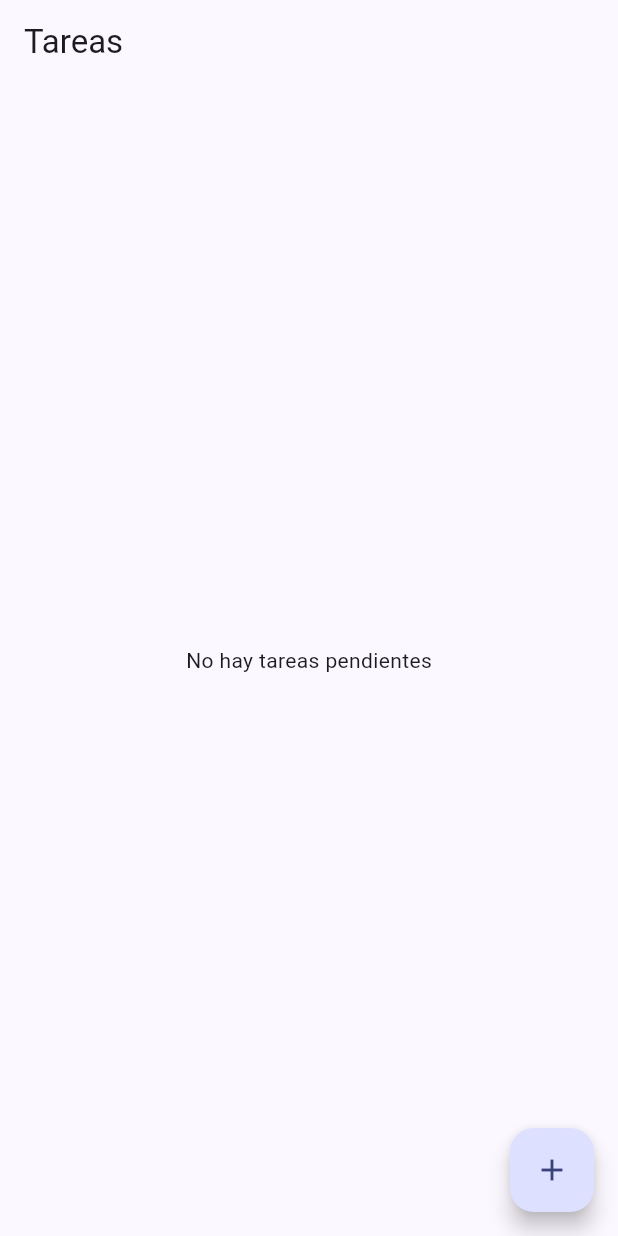
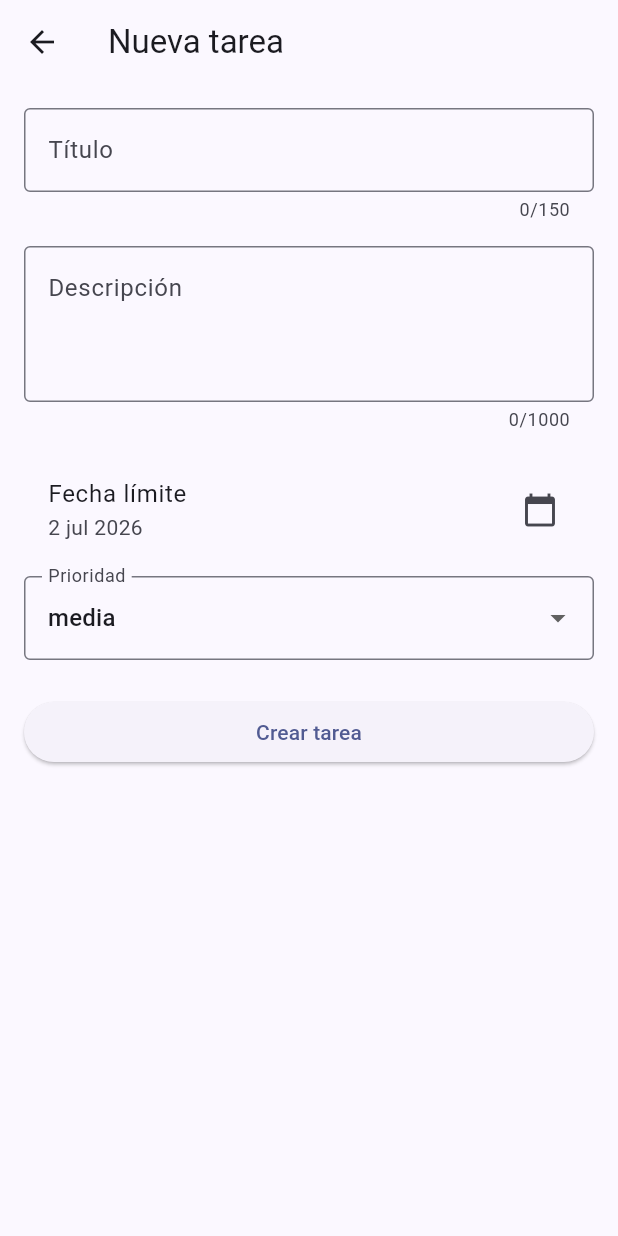
Before and after one commit to JoseHidalgo1/prueba-tecnica-supervisa-crud, a Flutter app: the screen it shows after launch, after a tap on the "add" icon, on a phone screen of 412 x 824 dp. Run offline on Flutter 3.47's test engine with Material 3 defaults, Android fonts, the phone set to English and light mode, and no system bars; our stand-ins replace sqflite; accounts and stored records are empty.

Commit message:
feat: create task form screen

```diff
--- /dev/null
+++ b/lib/screens/task_form_screen.dart
@@ -0,0 +1,191 @@
+// ignore_for_file: deprecated_member_use
+
+import 'package:flutter/material.dart';
+import 'package:intl/intl.dart';
+import 'package:provider/provider.dart';
+
+import 'package:supervisa_task_manager/models/task.dart';
+import 'package:supervisa_task_manager/providers/task_provider.dart';
+
+class TaskFormScreen extends StatefulWidget {
+  const TaskFormScreen({super.key, this.task});
+
+  final Task? task;
+
+  bool get isEditing => task != null;
+
+  @override
+  State<TaskFormScreen> createState() => _TaskFormScreenState();
+}
+
+class _TaskFormScreenState extends State<TaskFormScreen> {
+  final _formKey = GlobalKey<FormState>();
+  final _titleController = TextEditingController();
+  final _descriptionController = TextEditingController();
+
+  late DateTime _dueDate;
+  late TaskPriority _priority;
+  late TaskStatus _status;
+  bool _saving = false;
+
+  @override
+  void initState() {
+    super.initState();
+    if (widget.isEditing) {
+      final task = widget.task!;
+      _titleController.text = task.title;
+      _descriptionController.text = task.description;
+      _dueDate = task.dueDate;
+      _priority = task.priority;
+      _status = task.status;
+    } else {
+      _dueDate = DateTime.now();
+      _priority = TaskPriority.media;
+      _status = TaskStatus.pendiente;
+    }
+  }
+
+  @override
+  void dispose() {
+    _titleController.dispose();
+    _descriptionController.dispose();
+    super.dispose();
+  }
+
+  @override
+  Widget build(BuildContext context) {
+    return Scaffold(
+      appBar: AppBar(
+        title: Text(widget.isEditing ? 'Editar tarea' : 'Nueva tarea'),
+      ),
+      body: Form(
+        key: _formKey,
+        autovalidateMode: AutovalidateMode.onUserInteraction,
+        child: ListView(
+          padding: const EdgeInsets.all(16),
+          children: [
+            TextFormField(
+              controller: _titleController,
+              decoration: const InputDecoration(
+                labelText: 'Título',
+                border: OutlineInputBorder(),
+              ),
+              maxLength: 150,
+              validator: (value) {
+                if (value == null || value.trim().isEmpty) {
+                  return 'El título es obligatorio';
+                }
+                return null;
+              },
+            ),
+            const SizedBox(height: 16),
+            TextFormField(
+              controller: _descriptionController,
+              decoration: const InputDecoration(
+                labelText: 'Descripción',
+                border: OutlineInputBorder(),
+                alignLabelWithHint: true,
+              ),
+              maxLines: 3,
+              maxLength: 1000,
+              validator: (value) {
+                if (value != null && value.length > 1000) {
+                  return 'Máximo 1000 caracteres';
+                }
+                return null;
+              },
+            ),
+            const SizedBox(height: 16),
+            ListTile(
+              title: const Text('Fecha límite'),
+              subtitle: Text(DateFormat.yMMMd('es').format(_dueDate)),
+              trailing: const Icon(Icons.calendar_today),
+              onTap: _pickDate,
+            ),
+            const SizedBox(height: 8),
+            DropdownButtonFormField<TaskPriority>(
+              value: _priority,
+              decoration: const InputDecoration(
+                labelText: 'Prioridad',
+                border: OutlineInputBorder(),
+              ),
+              items: TaskPriority.values.map((p) {
+                return DropdownMenuItem(value: p, child: Text(p.name));
+              }).toList(),
+              onChanged: (value) {
+                if (value != null) setState(() => _priority = value);
+              },
+            ),
+            if (widget.isEditing) ...[
+              const SizedBox(height: 16),
+              DropdownButtonFormField<TaskStatus>(
+                value: _status,
+                decoration: const InputDecoration(
+                  labelText: 'Estado',
+                  border: OutlineInputBorder(),
+                ),
+                items: TaskStatus.values.map((s) {
+                  return DropdownMenuItem(value: s, child: Text(s.name));
+                }).toList(),
+                onChanged: (value) {
+                  if (value != null) setState(() => _status = value);
+                },
+              ),
+            ],
+            const SizedBox(height: 24),
+            ElevatedButton(
+              onPressed: _saving ? null : _save,
+              child: Text(widget.isEditing ? 'Guardar cambios' : 'Crear tarea'),
+            ),
+          ],
+        ),
+      ),
+    );
+  }
+
+  Future<void> _pickDate() async {
+    final picked = await showDatePicker(
+      context: context,
+      initialDate: _dueDate,
+      firstDate: DateTime.now().subtract(const Duration(days: 365)),
+      lastDate: DateTime(2100),
+    );
+    if (picked != null && mounted) {
+      setState(() => _dueDate = picked);
+    }
+  }
+
+  Future<void> _save() async {
+    if (!_formKey.currentState!.validate()) return;
+
+    setState(() => _saving = true);
+
+    final task = Task(
+      id: widget.task?.id,
+      title: _titleController.text,
+      description: _descriptionController.text,
+      dueDate: _dueDate,
+      priority: _priority,
+      status: _status,
+    );
+
+    try {
+      final provider = context.read<TaskProvider>();
+      if (widget.isEditing) {
+        await provider.updateTask(task);
+      } else {
+        await provider.addTask(task);
+      }
+
+      if (mounted) Navigator.pop(context, true);
+    } on ValidationException catch (e) {
+      if (mounted) {
+        ScaffoldMessenger.of(context).showSnackBar(
+          SnackBar(content: Text(e.message)),
+        );
+      }
+    } finally {
+      if (mounted) setState(() => _saving = false);
+    }
+  }
+}
--- a/lib/screens/task_list_screen.dart
+++ b/lib/screens/task_list_screen.dart
@@ -3,6 +3,7 @@ import 'package:provider/provider.dart';
 
 import 'package:supervisa_task_manager/models/task.dart';
 import 'package:supervisa_task_manager/providers/task_provider.dart';
+import 'package:supervisa_task_manager/screens/task_form_screen.dart';
 import 'package:supervisa_task_manager/widgets/task_card.dart';
 
 class TaskListScreen extends StatefulWidget {
@@ -95,11 +96,31 @@ class _TaskListScreenState extends State<TaskListScreen> {
     );
   }
 
-  void _navigateToForm(BuildContext context) {
-    // Se implementará en el Paso 10.
+  Future<void> _navigateToForm(BuildContext context) async {
+    final changed = await Navigator.push<bool>(
+      context,
+      MaterialPageRoute(builder: (_) => const TaskFormScreen()),
+    );
+
+    if (changed == true && context.mounted) {
+      ScaffoldMessenger.of(context).showSnackBar(
+        const SnackBar(content: Text('Tarea creada')),
+      );
+    }
   }
 
-  void _navigateToEdit(BuildContext context, Task task) {
-    // Se implementará en el Paso 10.
+  Future<void> _navigateToEdit(BuildContext context, Task task) async {
+    final changed = await Navigator.push<bool>(
+      context,
+      MaterialPageRoute(
+        builder: (_) => TaskFormScreen(task: task),
+      ),
+    );
+
+    if (changed == true && context.mounted) {
+      ScaffoldMessenger.of(context).showSnackBar(
+        const SnackBar(content: Text('Tarea actualizada')),
+      );
+    }
   }
 }
```
